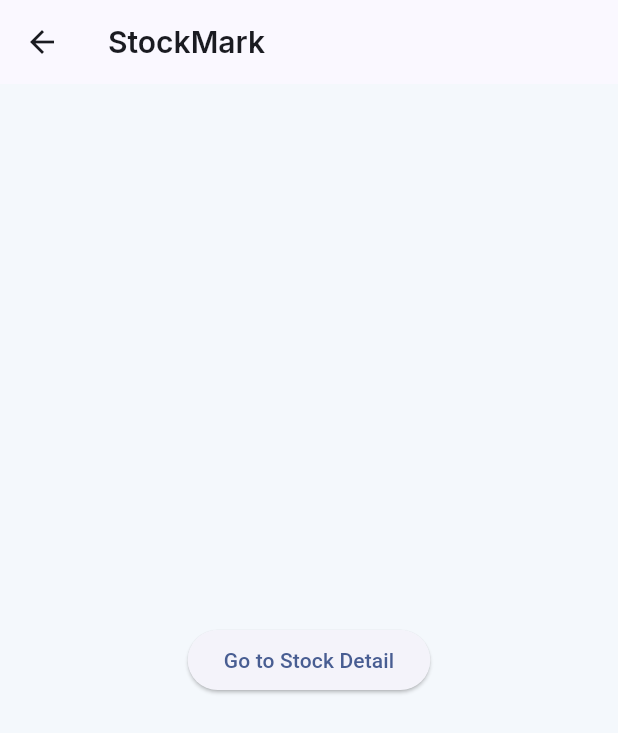
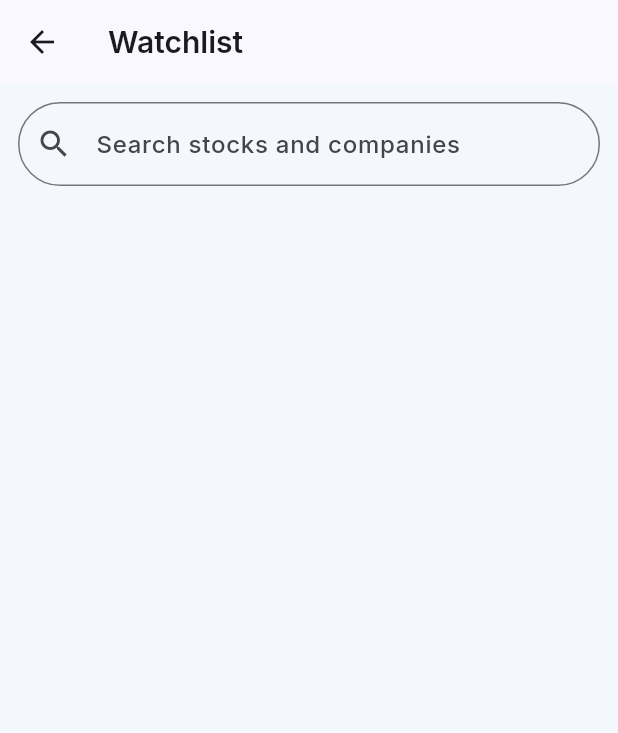
Before and after one commit to MarkCnw/StockMark, a Flutter app: the WatchlistScreen screen opened directly, on a phone screen of 412 x 824 dp. Shown: the top 733 px of the screen. Run offline on Flutter 3.47's test engine with Material 3 defaults, Android fonts, the light colour scheme and no system bars; our stand-ins replace google_fonts; missing offline and left inert: svg_flutter.

Commit message:
refactor: move SearchBox widget from Home to Watchlist feature

```diff
--- a/lib/features/home/presentation/screens/home_screen.dart
+++ b/lib/features/home/presentation/screens/home_screen.dart
@@ -1,8 +1,8 @@
 import 'package:flutter/material.dart';
 import 'package:provider/provider.dart';
 import '../providers/stock_provider.dart';
-import '../widgets/search_box.dart';
-import '../widgets/stock_list.dart';
+import '../../../watchlist/presentation/widgets/search_box.dart';
+import '../../../watchlist/presentation/widgets/watchlist_item.dart';
 
 class HomeScreen extends StatefulWidget {
   const HomeScreen({super.key});
--- a/lib/features/watchlist/presentation/screens/watchlist_screen.dart
+++ b/lib/features/watchlist/presentation/screens/watchlist_screen.dart
@@ -1,8 +1,8 @@
 import 'package:flutter/material.dart';
 import 'package:provider/provider.dart';
-import 'package:stockmark/core/app_routes.dart';
-import 'package:stockmark/providers/stock_provider.dart';
-
+import 'package:stockmark/features/home/presentation/providers/stock_provider.dart';
+import '../../../watchlist/presentation/widgets/search_box.dart';
+import '../../../watchlist/presentation/widgets/watchlist_item.dart';
 
 class WatchlistScreen extends StatefulWidget {
   const WatchlistScreen({super.key});
@@ -12,27 +12,21 @@ class WatchlistScreen extends StatefulWidget {
 }
 
 class _WatchlistScreenState extends State<WatchlistScreen> {
-  final _controller = TextEditingController();
-
   @override
   void initState() {
     super.initState();
-    Future.microtask(
-      () => Provider.of<StockProvider>(context, listen: false).loadStocks(),
-    );
+    Future.microtask(() => context.read<StockProvider>().loadStocks());
   }
 
   @override
   Widget build(BuildContext context) {
     return Scaffold(
-      appBar: AppBar(title: const Text('StockMark')),
-      body: Center(
-        child: ElevatedButton(
-          onPressed: () {
-            Navigator.pushNamed(context, AppRoutes.detail);
-          },
-          child: const Text('Go to Stock Detail'),
-        ),
+      appBar: AppBar(title: const Text('Watchlist')),
+      body: Column(
+        children: const [
+          SearchBox(),
+
+        ],
       ),
     );
   }
--- a/lib/features/home/presentation/widgets/stock_list.dart
+++ b/lib/features/watchlist/presentation/widgets/watchlist_item.dart
@@ -1,6 +1,6 @@
 import 'package:flutter/material.dart';
 import 'package:provider/provider.dart';
-import '../providers/stock_provider.dart';
+import '../../../home/presentation/providers/stock_provider.dart';
 
 class StockList extends StatelessWidget {
   const StockList({super.key});
```
Also changed, not shown: lib/features/watchlist/presentation/widgets/search_box.dart (renamed from lib/features/home/presentation/widgets/search_box.dart).
